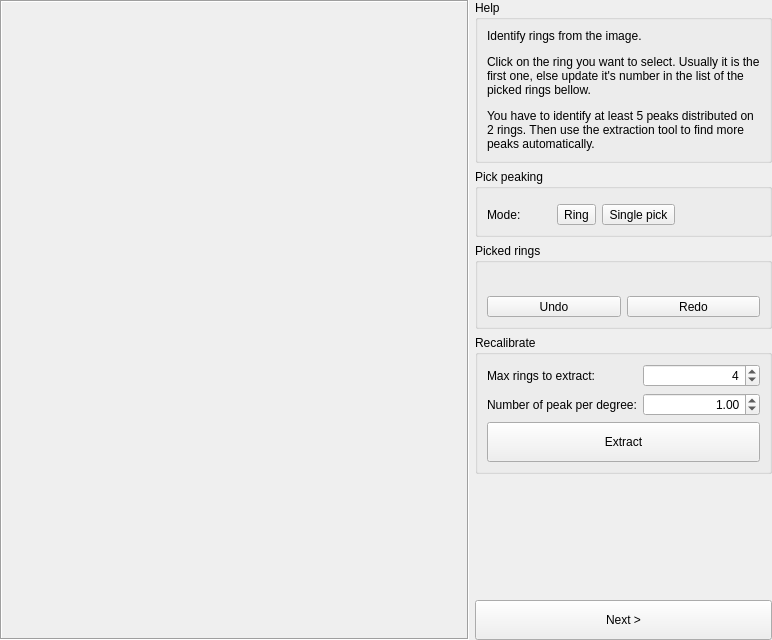
Above: pyFAI/resources/gui/calibration-peakpicking.ui from silx-kit/pyFAI before the change. Below: the same form after it.
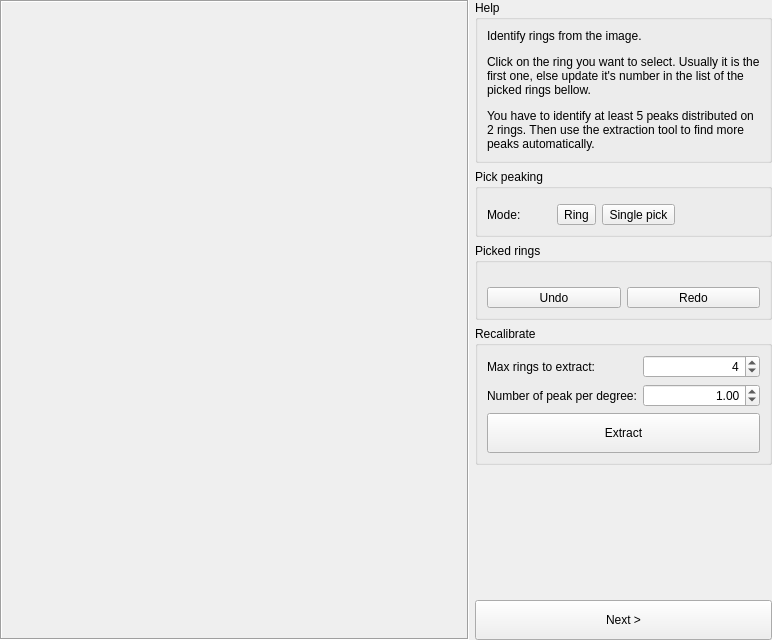
That is the form after the change. Custom widgets are drawn as their Qt base class.

Commit message: Move load/save peaks to the ring selection

The edit to the form file:
```diff
--- a/pyFAI/resources/gui/calibration-peakpicking.ui
+++ b/pyFAI/resources/gui/calibration-peakpicking.ui
@@ -154,7 +154,16 @@
         <property name="title">
          <string>Picked rings</string>
         </property>
-        <layout class="QVBoxLayout" name="verticalLayout" stretch="0,0">
+        <layout class="QVBoxLayout" name="verticalLayout" stretch="0,0,0">
+         <property name="spacing">
+          <number>0</number>
+         </property>
+         <property name="topMargin">
+          <number>0</number>
+         </property>
+         <item>
+          <widget class="QWidget" name="_ringStatusBarHolder" native="true"/>
+         </item>
          <item>
           <widget class="QWidget" name="_peakSelectionDummy" native="true">
            <layout class="QVBoxLayout" name="verticalLayout_2"/>
@@ -172,7 +181,16 @@
             <property name="spacing">
              <number>6</number>
             </property>
-            <property name="margin">
+            <property name="leftMargin">
+             <number>0</number>
+            </property>
+            <property name="topMargin">
+             <number>6</number>
+            </property>
+            <property name="rightMargin">
+             <number>0</number>
+            </property>
+            <property name="bottomMargin">
              <number>0</number>
             </property>
             <item>
```
The commit also changes 1 other file.
